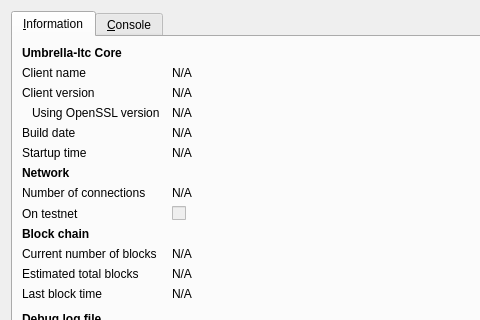
Above: src/qt/forms/rpcconsole.ui from UmbrellaHoldings/ULTC before the change; both pictures show x 0 to 480 and y 0 to 320 of the 740 by 450 pixel window. Below: the same form after it.
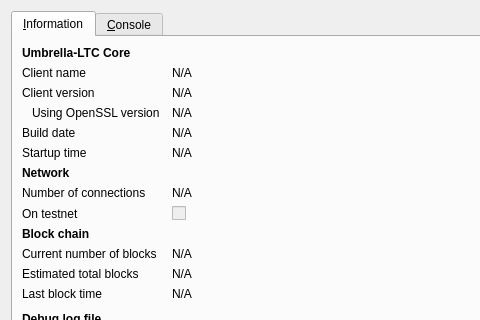
That is the form after the change. Icons and pictures are not drawn.

Commit message: change ZYZ and Umbrella-ltc to correct names

```diff
--- a/src/qt/forms/rpcconsole.ui
+++ b/src/qt/forms/rpcconsole.ui
@@ -36,7 +36,7 @@
           </font>
          </property>
          <property name="text">
-          <string>Umbrella-ltc Core</string>
+          <string>Umbrella-LTC Core</string>
          </property>
         </widget>
        </item>
```
Left out of the diff: 6 changed lines with no effect on the pictures. The commit also changes 106 other files.
